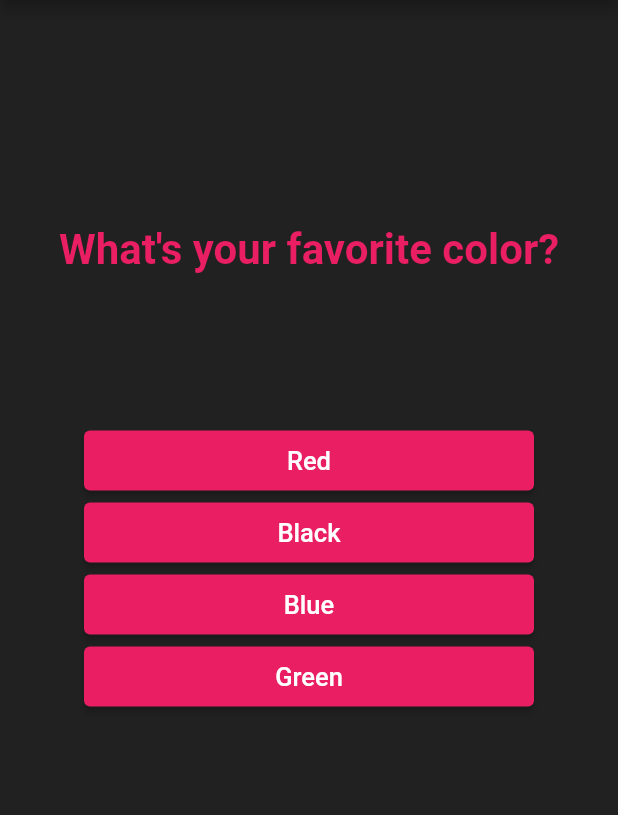
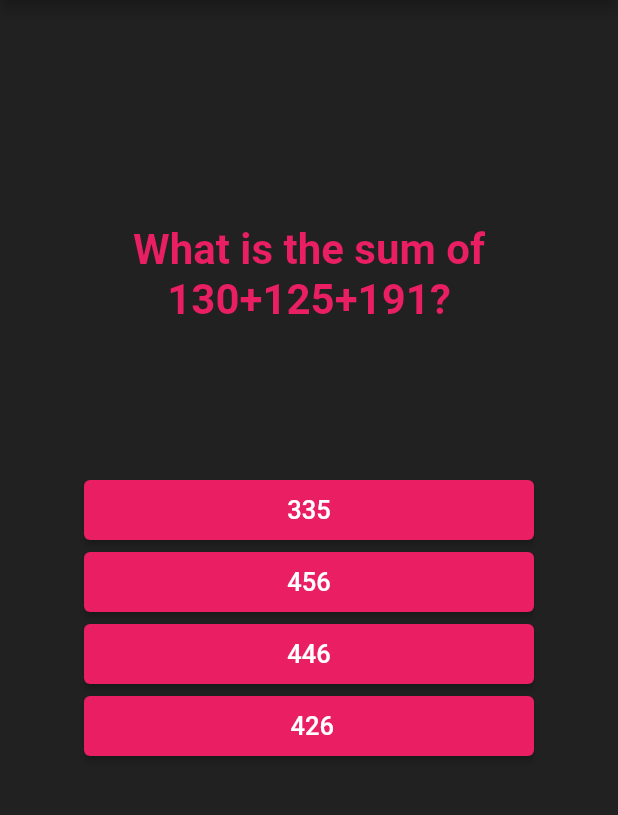
Before and after one commit to TheAnkurGoswami/Quiz-App, a Flutter app: the screen it shows after launch, on a phone screen of 412 x 824 dp, the part 84-899 px from its top. Run offline on Flutter 3.47's test engine with Material 2 defaults, Android fonts, the phone set to English and light mode, and no system bars.

Commit message:
major changes

```diff
--- /dev/null
+++ b/lib/data.dart
@@ -0,0 +1,57 @@
+var data = [
+  {
+    "question": "What is the sum of 130+125+191?",
+    "answers": ["335", "456", "446", " 426"],
+    "correct": "446"
+  },
+  {
+    "question": "If we minus 712 from 1500, how much do we get?",
+    "answers": ["788", "778", "768", " 758"],
+    "correct": "788"
+  },
+  {
+    "question": "50 times of 8 is equal to:",
+    "answers": ["80", "400", "800", " 4000"],
+    "correct": "400"
+  },
+  {
+    "question": "110 divided by 10 is:",
+    "answers": ["11", "10", "5", " None of these"],
+    "correct": "11"
+  },
+  {
+    "question": "20+(90÷2) is equal to:",
+    "answers": ["50", "55", "65", " 60"],
+    "correct": "65"
+  },
+  {
+    "question": "The product of 82 and 5 is:",
+    "answers": ["400", "410", "420", " None of these"],
+    "correct": "410"
+  },
+  {
+    "question": "Find the missing terms in multiple of 3: 3, 6, 9, __, 15",
+    "answers": ["10", "11", "12", " 13"],
+    "correct": "12"
+  },
+  {
+    "question": "Solve 24÷8+2.",
+    "answers": ["5", "6", "8", " 12"],
+    "correct": "5"
+  },
+  {
+    "question": "Solve: 300 – (150×2)",
+    "answers": ["150", "100", "50", " 0"],
+    "correct": " 0"
+  },
+  {
+    "question": "The product of 121 x 0 x 200 x 25 is",
+    "answers": ["1500", "0", "4000", " None of these"],
+    "correct": "0"
+  },
+  {
+    "question": "What is the next prime number after 5?",
+    "answers": ["6", "7", "9", " 11"],
+    "correct": "7"
+  }
+];
--- a/lib/main.dart
+++ b/lib/main.dart
@@ -1,6 +1,6 @@
 import 'package:flutter/material.dart';
-import './answer.dart';
-import './question.dart';
+import 'package:quiz_app/quiz.dart';
+import './data.dart' as data;
 
 void main() {
   runApp(QuizApp());
@@ -15,25 +15,72 @@ class QuizApp extends StatefulWidget {
 
 class _QuizAppState extends State<QuizApp> {
   int _questionIdx = 0;
-  var _questions = [
-    {
-      "question": "What's your favorite color?",
-      "answers": ["Red", "Black", "Blue", "Green"]
-    },
-    {
-      "question": "What's your favorite animal?",
-      "answers": ["Dog", "Cat", "Horse", "Lion"]
+  int _totalScore = 0;
+  var _questions = data.data;
+
+  Widget _getWidget() {
+    if (this._questionIdx >= this._questions.length)
+      return Column(children: [
+        Container(
+            width: double.infinity,
+            margin: EdgeInsets.fromLTRB(0, 200, 0, 0),
+            child: Text(
+              "Completed!",
+              style: TextStyle(
+                fontSize: 50,
+                color: Colors.white,
+                fontWeight: FontWeight.bold,
+              ),
+              textAlign: TextAlign.center,
+            )),
+        Container(
+            width: double.infinity,
+            margin: EdgeInsets.fromLTRB(0, 0, 0, 0),
+            child: Text(
+              "Your total score is ${this._totalScore}.",
+              style: TextStyle(
+                fontSize: 25,
+                color: Colors.pink,
+                fontWeight: FontWeight.bold,
+              ),
+              textAlign: TextAlign.center,
+            )),
+        Container(
+            width: double.infinity,
+            margin: EdgeInsets.fromLTRB(0, 50, 0, 0),
+            child: ElevatedButton(
+              onPressed: _resetIdx,
+              child: Text(
+                "Try Again?",
+                style: TextStyle(
+                  fontSize: 25,
+                  color: Colors.yellow,
+                  fontWeight: FontWeight.bold,
+                ),
+                textAlign: TextAlign.center,
+              ),
+              style: ButtonStyle(
+                  backgroundColor:
+                      MaterialStateProperty.all(Colors.transparent)),
+            ))
+      ]);
+    return Quiz(this._questions[this._questionIdx], _answerQuestion);
   }
-  ];
 
-  void _answerQuestion() {
+  void _resetIdx() {
+    setState(() {
+      this._questionIdx = 0;
+    });
+  }
+
+  void _answerQuestion(bool correct) {
     setState(() {
       this._questionIdx += 1;
-      if (this._questionIdx >= this._questions.length) {
-        this._questionIdx = 0;
+      if (correct) {
+        this._totalScore++;
       }
     });
-    print("Answer chosen. ${this._questionIdx}");
+    print("Answer chosen. ${this._questionIdx}, ${this._totalScore}");
   }
 
   @override
@@ -46,16 +93,7 @@ class _QuizAppState extends State<QuizApp> {
         centerTitle: true,
         backgroundColor: Colors.pink[800],
       ),
-        body: Column(
-          children: <Widget>[
-            Question(this._questions[this._questionIdx]["question"] as String),
-            ...(this._questions[this._questionIdx]["answers"] as List<String>)
-                .map((answer) {
-              return Answer(answer, this._answerQuestion);
-            }).toList(),
-          ],
-        ),
-      ),
-    );
+      body: _getWidget(),
+    ));
   }
 }
--- /dev/null
+++ b/lib/quiz.dart
@@ -0,0 +1,25 @@
+import 'package:flutter/material.dart';
+import 'answer.dart';
+import 'question.dart';
+
+class Quiz extends StatelessWidget {
+  final Map<String, Object> _question;
+  final void Function(bool) _answerQuestion;
+
+  Quiz(this._question, this._answerQuestion);
+  @override
+  Widget build(BuildContext context) {
+    return Column(
+      children: <Widget>[
+        Question(this._question["question"] as String),
+        ...(this._question["answers"] as List<String>).map((answer) {
+          var correct = false;
+          if (this._question["correct"] == answer) correct = true;
+          return Answer(answer, () {
+            this._answerQuestion(correct);
+          });
+        }).toList(),
+      ],
+    );
+  }
+}
--- a/pubspec.yaml
+++ b/pubspec.yaml
@@ -23,7 +23,6 @@ environment:
 dependencies:
   flutter:
     sdk: flutter
-
 
   # The following adds the Cupertino Icons font to your application.
   # Use with the CupertinoIcons class for iOS style icons.
```
Lines whose indentation alone changed are shown as unchanged.
